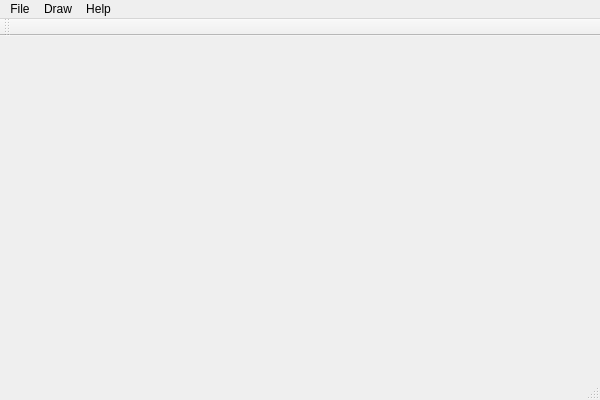
Before: the Qt Designer form DataVisualizationWithQt/forms/mainwnd.ui in ZL-Su/Visualization, drawn with Qt 5.
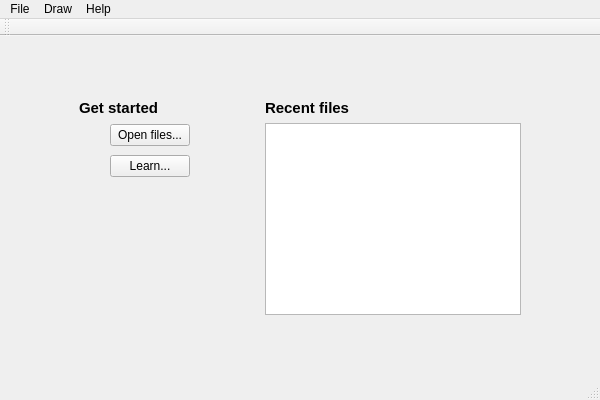
After: the same form once the commit is applied. Icons and pictures are not drawn.

Patch:
```diff
--- a/DataVisualizationWithQt/forms/mainwnd.ui
+++ b/DataVisualizationWithQt/forms/mainwnd.ui
@@ -22,7 +22,202 @@
    <iconset resource="../Resources/mainwnd.qrc">
     <normaloff>:/MainWnd/ivm.ico</normaloff>:/MainWnd/ivm.ico</iconset>
   </property>
-  <widget class="QWidget" name="centralWidget"/>
+  <property name="dockOptions">
+   <set>QMainWindow::AllowTabbedDocks|QMainWindow::AnimatedDocks</set>
+  </property>
+  <property name="unifiedTitleAndToolBarOnMac">
+   <bool>false</bool>
+  </property>
+  <widget class="QWidget" name="centralWidget">
+   <layout class="QGridLayout" name="gridLayout">
+    <item row="0" column="1">
+     <spacer name="verticalSpacer">
+      <property name="orientation">
+       <enum>Qt::Vertical</enum>
+      </property>
+      <property name="sizeHint" stdset="0">
+       <size>
+        <width>20</width>
+        <height>46</height>
+       </size>
+      </property>
+     </spacer>
+    </item>
+    <item row="1" column="0">
+     <spacer name="horizontalSpacer">
+      <property name="orientation">
+       <enum>Qt::Horizontal</enum>
+      </property>
+      <property name="sizeHint" stdset="0">
+       <size>
+        <width>60</width>
+        <height>20</height>
+       </size>
+      </property>
+     </spacer>
+    </item>
+    <item row="1" column="1">
+     <layout class="QVBoxLayout" name="verticalLayout">
+      <item>
+       <widget class="QLabel" name="label">
+        <property name="font">
+         <font>
+          <pointsize>11</pointsize>
+          <weight>75</weight>
+          <bold>true</bold>
+         </font>
+        </property>
+        <property name="text">
+         <string>Get started</string>
+        </property>
+       </widget>
+      </item>
+      <item>
+       <layout class="QHBoxLayout" name="horizontalLayout">
+        <item>
+         <widget class="QLabel" name="label_StartOpenIcon">
+          <property name="minimumSize">
+           <size>
+            <width>25</width>
+            <height>25</height>
+           </size>
+          </property>
+          <property name="maximumSize">
+           <size>
+            <width>25</width>
+            <height>25</height>
+           </size>
+          </property>
+          <property name="text">
+           <string/>
+          </property>
+          <property name="pixmap">
+           <pixmap resource="../Resources/mainwnd.qrc">:/MainWnd/open.png</pixmap>
+          </property>
+          <property name="scaledContents">
+           <bool>true</bool>
+          </property>
+         </widget>
+        </item>
+        <item>
+         <widget class="QPushButton" name="pbHomeOpen">
+          <property name="text">
+           <string>Open files...</string>
+          </property>
+         </widget>
+        </item>
+       </layout>
+      </item>
+      <item>
+       <layout class="QHBoxLayout" name="horizontalLayout_2">
+        <item>
+         <widget class="QLabel" name="label_StartLearnIcon">
+          <property name="minimumSize">
+           <size>
+            <width>25</width>
+            <height>25</height>
+           </size>
+          </property>
+          <property name="maximumSize">
+           <size>
+            <width>25</width>
+            <height>25</height>
+           </size>
+          </property>
+          <property name="text">
+           <string/>
+          </property>
+          <property name="pixmap">
+           <pixmap>../../../../../../Dgelo/Pictures/MyIcons/learn.PNG</pixmap>
+          </property>
+         </widget>
+        </item>
+        <item>
+         <widget class="QPushButton" name="pbHomeLearn">
+          <property name="text">
+           <string>Learn...</string>
+          </property>
+         </widget>
+        </item>
+       </layout>
+      </item>
+      <item>
+       <spacer name="verticalSpacer_3">
+        <property name="orientation">
+         <enum>Qt::Vertical</enum>
+        </property>
+        <property name="sizeHint" stdset="0">
+         <size>
+          <width>20</width>
+          <height>40</height>
+         </size>
+        </property>
+       </spacer>
+      </item>
+     </layout>
+    </item>
+    <item row="1" column="2">
+     <spacer name="horizontalSpacer_2">
+      <property name="orientation">
+       <enum>Qt::Horizontal</enum>
+      </property>
+      <property name="sizeHint" stdset="0">
+       <size>
+        <width>61</width>
+        <height>20</height>
+       </size>
+      </property>
+     </spacer>
+    </item>
+    <item row="1" column="3">
+     <layout class="QVBoxLayout" name="verticalLayout_2">
+      <item>
+       <widget class="QLabel" name="label_2">
+        <property name="font">
+         <font>
+          <pointsize>11</pointsize>
+          <weight>75</weight>
+          <bold>true</bold>
+         </font>
+        </property>
+        <property name="text">
+         <string>Recent files</string>
+        </property>
+       </widget>
+      </item>
+      <item>
+       <widget class="QListWidget" name="lwRecentfiles"/>
+      </item>
+     </layout>
+    </item>
+    <item row="1" column="4">
+     <spacer name="horizontalSpacer_3">
+      <property name="orientation">
+       <enum>Qt::Horizontal</enum>
+      </property>
+      <property name="sizeHint" stdset="0">
+       <size>
+        <width>60</width>
+        <height>20</height>
+       </size>
+      </property>
+     </spacer>
+    </item>
+    <item row="2" column="1">
+     <spacer name="verticalSpacer_2">
+      <property name="orientation">
+       <enum>Qt::Vertical</enum>
+      </property>
+      <property name="sizeHint" stdset="0">
+       <size>
+        <width>20</width>
+        <height>45</height>
+       </size>
+      </property>
+     </spacer>
+    </item>
+   </layout>
+  </widget>
   <widget class="QMenuBar" name="menuBar">
    <property name="geometry">
     <rect>
```
Left out of the diff: 10 changed lines with no effect on the pictures.
